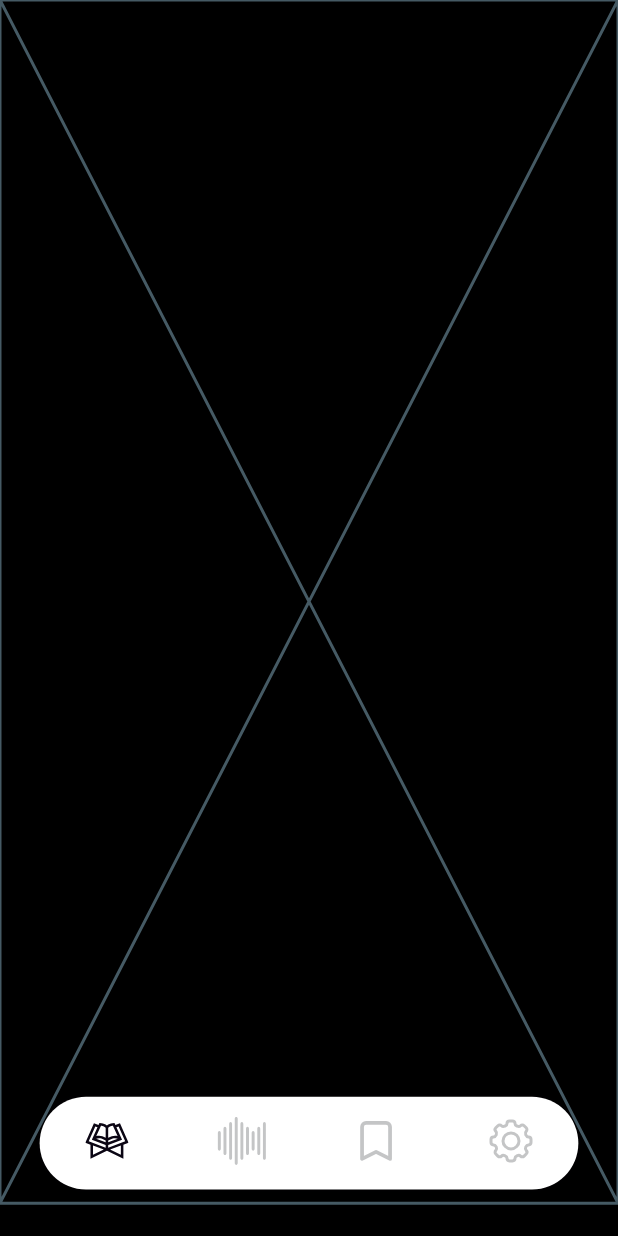
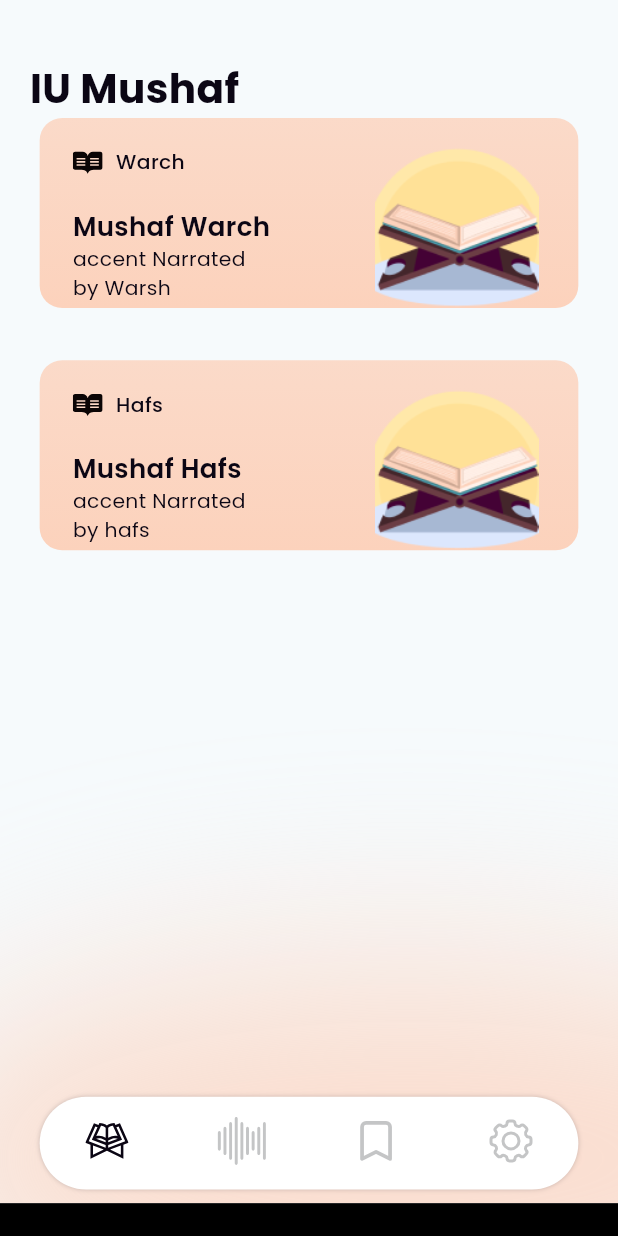
Before and after one commit to KhaledRamadan880/IU-Mushaf, a Flutter app: the screen it shows after launch, after a tap on "English", on a phone screen of 412 x 824 dp. Run offline on Flutter 3.47's test engine with Material 3 defaults, Android fonts, the phone set to English and light mode, and no system bars; drawn by our look-alikes of persistent_bottom_nav_bar; our stand-ins replace device_preview, flutter_bloc, flutter_svg, get_it, shared_preferences.

Commit message:
Mushaf View UI

```diff
--- a/assets/translations/ar.json
+++ b/assets/translations/ar.json
@@ -3,6 +3,12 @@
     "english": "English",
     "arabic": "العربية",
     "splashSubtitle": "خيركم من تعلم القران وعلمه",
+
+    "warsh" : "ورش",
+    "hafs" : "حفص",
+    "mushaf" : "مصحف",
+    "accent" : "لهجة",
+    "by" : "by",
 
     "setting": "الاعدادات",
     "prefranceSettings": "اعدادات التفضيل",
--- a/assets/translations/en.json
+++ b/assets/translations/en.json
@@ -3,6 +3,12 @@
     "english": "English",
     "arabic": "العربية",
     "splashSubtitle": "The best amongst you is the one who learns the Qur'an and teaches it",
+
+    "warsh" : "Warsh",
+    "hafs" : "Hafs",
+    "mushaf" : "Mushaf",
+    "accent" : "accent",
+    "by" : "by",
 
     "setting" : "Setting",
     "prefranceSettings" : "Prefrance Settings",
--- a/lib/core/imports/imports.dart
+++ b/lib/core/imports/imports.dart
@@ -11,3 +11,4 @@ export 'package:iu_mushaf/core/services/service_locator.dart';
 export 'package:iu_mushaf/core/cubit/global_cubit.dart';
 export 'package:persistent_bottom_nav_bar/persistent_bottom_nav_bar.dart';
 export 'package:iu_mushaf/core/widgets/custom_text.dart';
+export 'package:iu_mushaf/core/widgets/custom_gradient_body.dart';
--- a/lib/core/utils/app_assets.dart
+++ b/lib/core/utils/app_assets.dart
@@ -1,6 +1,14 @@
 // ignore_for_file: prefer_single_quotes
 class Assets {
   Assets._();
+
+  /// Assets for imagesBookIcon
+  /// assets/images/book_icon.svg
+  static const String imagesBookIcon = "assets/images/book_icon.svg";
+
+  /// Assets for imagesMainLogo
+  /// assets/images/main_logo.png
+  static const String imagesMainLogo = "assets/images/main_logo.png";
 
   /// Assets for imagesMushafIcon
   /// assets/images/mushaf_icon.svg
--- a/lib/core/utils/app_strings.dart
+++ b/lib/core/utils/app_strings.dart
@@ -5,6 +5,12 @@ abstract class AppStrings {
   static const String english = "english";
   static const String arabic = "arabic";
   static const String splashSubtitle = "splashSubtitle";
+  //! Mushaf
+  static const String warsh = "warsh";
+  static const String hafs = "hafs";
+  static const String mushaf = "mushaf";
+  static const String accent = "accent";
+  static const String by = "by";
   //! Settings
   static const String setting = "setting";
   static const String prefranceSettings = "prefranceSettings";
--- a/lib/core/utils/app_text_styles.dart
+++ b/lib/core/utils/app_text_styles.dart
@@ -31,4 +31,24 @@ abstract class Styles {
       fontWeight: FontWeight.w600,
     );
   }
+
+  static TextStyle style14(context) {
+    return TextStyle(
+      color: sl<GlobalCubit>().isDark ? AppColors.white : AppColors.black,
+      fontSize: 14.responsiveText(context),
+      overflow: TextOverflow.ellipsis,
+      fontFamily: "Poppins",
+      fontWeight: FontWeight.w400,
+    );
+  }
+
+  static TextStyle style14Medium(context) {
+    return TextStyle(
+      color: sl<GlobalCubit>().isDark ? AppColors.white : AppColors.black,
+      fontSize: 14.responsiveText(context),
+      overflow: TextOverflow.ellipsis,
+      fontFamily: "Poppins",
+      fontWeight: FontWeight.w500,
+    );
+  }
 }
--- a/lib/core/widgets/custom_gradient_body.dart
+++ b/lib/core/widgets/custom_gradient_body.dart
@@ -45,7 +45,11 @@ class EllipsePainter extends CustomPainter {
     final Paint paint = Paint()
       ..color = Theme.of(context).primaryColor.withOpacity(.7)
       ..style = PaintingStyle.fill
-      ..imageFilter = ImageFilter.blur(sigmaX: 200, sigmaY: 50);
+      ..imageFilter = ImageFilter.blur(
+        sigmaX: 50.responsiveWidth(context),
+        sigmaY: 70.responsiveHeight(context),
+        tileMode: TileMode.decal,
+      );
     Rect rect = Rect.fromLTWH(
         0, 0, 717.responsiveText(context), 269.responsiveHeight(context));
 
--- a/lib/features/home/presentation/views/home_view.dart
+++ b/lib/features/home/presentation/views/home_view.dart
@@ -1,5 +1,6 @@
 import 'package:iu_mushaf/core/imports/imports.dart';
 import 'package:iu_mushaf/features/home/presentation/widgets/nav_bar.dart';
+import 'package:iu_mushaf/features/mushaf/presentation/views/mushaf_view.dart';
 import 'package:iu_mushaf/features/settings/presentation/views/settings_view.dart';
 
 class HomeView extends StatelessWidget {
@@ -7,7 +8,8 @@ class HomeView extends StatelessWidget {
 
   List<Widget> screens() {
     return [
-      const Placeholder(),
+      //! Mushaf Screen
+      const MushafView(),
       const Placeholder(),
       const Placeholder(),
       //! Setting Screen
--- /dev/null
+++ b/lib/features/mushaf/presentation/views/mushaf_view.dart
@@ -0,0 +1,34 @@
+import 'package:iu_mushaf/core/imports/imports.dart';
+import 'package:iu_mushaf/features/mushaf/presentation/widgets/mushaf_cards_list_view.dart';
+
+class MushafView extends StatelessWidget {
+  const MushafView({super.key});
+
+  @override
+  Widget build(BuildContext context) {
+    return Scaffold(
+      body: CustomGradientBody(
+        body: Padding(
+          padding: EdgeInsets.symmetric(
+            horizontal: 18.responsiveWidth(context),
+            vertical: 41.responsiveHeight(context),
+          ),
+          child: Column(
+            children: [
+              //! Title
+              Align(
+                alignment: Alignment.centerLeft,
+                child: CustomText(
+                  AppStrings.iuMushaf.tr(context),
+                  style: Styles.style28Bold(context),
+                ),
+              ),
+              //! Cards List View
+              const MushafCardsListView(),
+            ],
+          ),
+        ),
+      ),
+    );
+  }
+}
--- /dev/null
+++ b/lib/features/mushaf/presentation/widgets/mushaf_card.dart
@@ -0,0 +1,95 @@
+import 'package:flutter_svg/flutter_svg.dart';
+import 'package:iu_mushaf/core/imports/imports.dart';
+
+class MushafCard extends StatelessWidget {
+  const MushafCard({
+    super.key,
+    required this.mushafType,
+    required this.accent,
+    required this.by,
+  });
+
+  final String mushafType, accent, by;
+
+  @override
+  Widget build(BuildContext context) {
+    return Container(
+      height: 131.responsiveHeight(context),
+      margin: EdgeInsets.only(
+        bottom: 36.responsiveHeight(context),
+      ),
+      padding: EdgeInsets.only(
+        top: 20.responsiveHeight(context),
+      ),
+      decoration: BoxDecoration(
+        gradient: LinearGradient(
+          colors: [
+            Theme.of(context).primaryColor.withOpacity(.8),
+            Theme.of(context).primaryColor,
+          ],
+          begin: Alignment.topCenter,
+          end: Alignment.bottomCenter,
+        ),
+        borderRadius: BorderRadius.circular(15),
+      ),
+      child: Row(
+        children: [
+          SizedBox(width: 20.responsiveWidth(context)),
+          //! Content
+          SizedBox(
+            width: 166.responsiveWidth(context),
+            child: Column(
+              crossAxisAlignment: CrossAxisAlignment.start,
+              children: [
+                Row(
+                  children: [
+                    SvgPicture.asset(Assets.imagesBookIcon),
+                    SizedBox(width: 8.responsiveWidth(context)),
+                    Text(
+                      mushafType,
+                      style: Styles.style14Medium(context).copyWith(
+                        color: AppColors.black,
+                      ),
+                    ),
+                  ],
+                ),
+                SizedBox(height: 20.responsiveHeight(context)),
+                //! Mushaf Type
+                Text(
+                  "${AppStrings.mushaf.tr(context)} $mushafType",
+                  style: Styles.style18SemiBold(context).copyWith(
+                    color: AppColors.black,
+                  ),
+                ),
+                //! Accent
+                Text(
+                  "${AppStrings.accent.tr(context)} $accent",
+                  style: Styles.style14(context).copyWith(
+                    color: AppColors.black,
+                  ),
+                ),
+                //! By
+                Text(
+                  "${AppStrings.by.tr(context)} $by",
+                  style: Styles.style14(context).copyWith(
+                    color: AppColors.black,
+                  ),
+                ),
+              ],
+            ),
+          ),
+          //! Image
+          SizedBox(
+            width: 133.responsiveWidth(context),
+            height: 141.responsiveHeight(context),
+            child: Image.asset(
+              Assets.imagesMainLogo,
+              fit: BoxFit.contain,
+            ),
+          ),
+          SizedBox(width: 7.responsiveWidth(context)),
+        ],
+      ),
+    );
+  }
+}
--- /dev/null
+++ b/lib/features/mushaf/presentation/widgets/mushaf_cards_list_view.dart
@@ -0,0 +1,40 @@
+import 'package:iu_mushaf/core/imports/imports.dart';
+import 'package:iu_mushaf/features/mushaf/presentation/widgets/mushaf_card.dart';
+
+class MushafCardsListView extends StatelessWidget {
+  const MushafCardsListView({
+    super.key,
+  });
+
+  static List mushafs = [
+    {
+      "mushafType": "Warch",
+      "accent": "Narrated",
+      "by": "Warsh",
+    },
+    {
+      "mushafType": "Hafs",
+      "accent": "Narrated",
+      "by": "hafs",
+    },
+  ];
+
+  @override
+  Widget build(BuildContext context) {
+    return Expanded(
+      child: SizedBox(
+        width: 326.responsiveWidth(context),
+        child: ListView.builder(
+          itemCount: 2,
+          itemBuilder: (context, index) {
+            return MushafCard(
+              mushafType: mushafs[index]["mushafType"],
+              accent: mushafs[index]["accent"],
+              by: mushafs[index]["by"],
+            );
+          },
+        ),
+      ),
+    );
+  }
+}
```
Also changed, not shown: assets/images/book_icon.svg (added), assets/images/main_logo.png (added).
